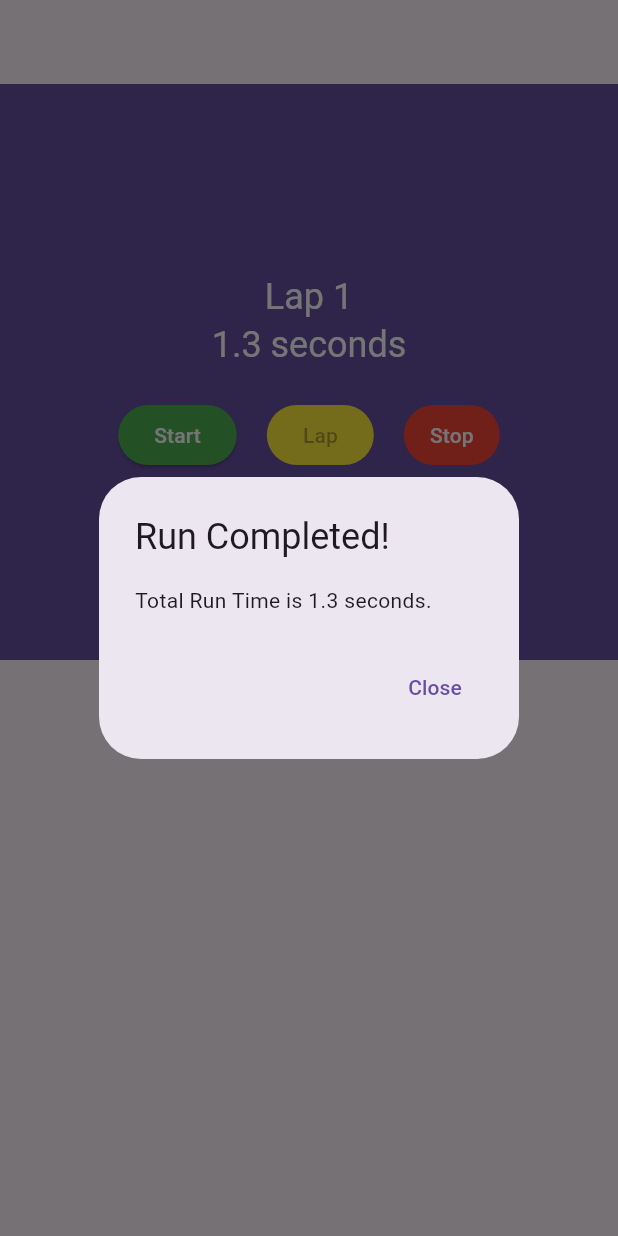
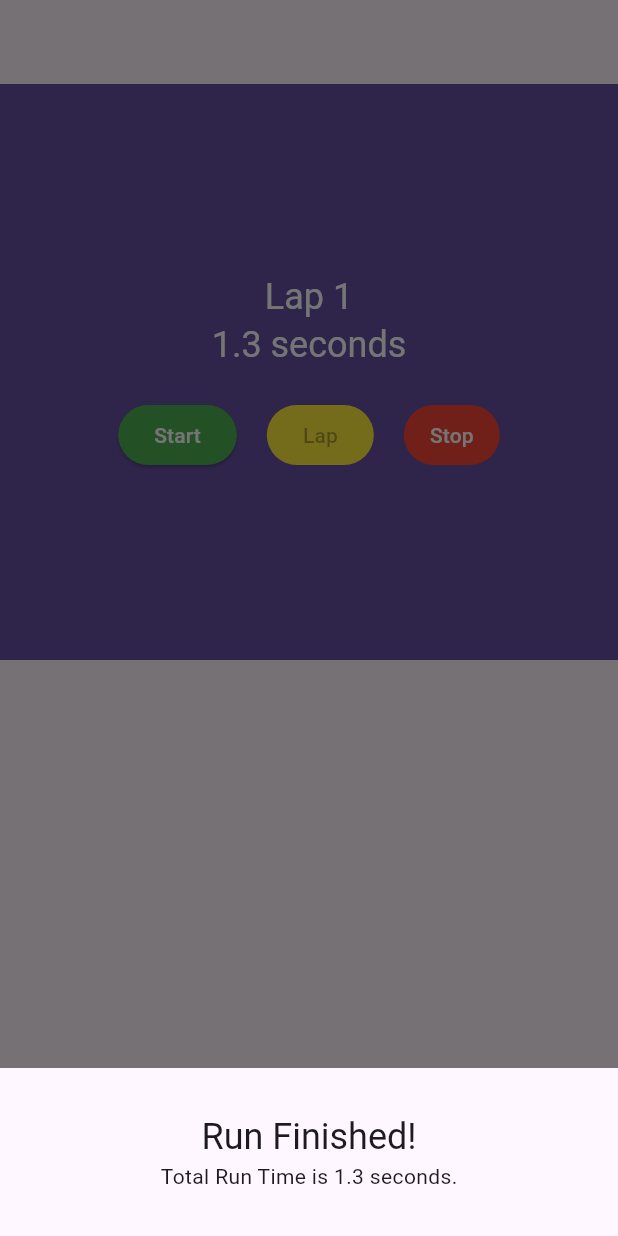
Before and after one commit to AbeerJihad/stopwatch_app, a Flutter app: the StopWatch screen opened directly with empty values, after a tap on "Start", after a tap on "Stop", on a phone screen of 412 x 824 dp. Run offline on Flutter 3.47's test engine with Material 3 defaults, Android fonts, the phone set to English and light mode, and no system bars.

```diff
--- a/lib/platform_alert.dart
+++ b/lib/platform_alert.dart
@@ -6,6 +6,7 @@ class PlatformAlert {
   final String message;
 
 //platform-aware class
+
   const PlatformAlert({required this.title, required this.message});
 
   void show(BuildContext context) {
--- a/lib/stopwatch.dart
+++ b/lib/stopwatch.dart
@@ -48,7 +48,31 @@ class _StopWatchState extends State<StopWatch> {
     setState(() {
       isTicking = false;
     });
+
+    //_showRunCompleteAlert(context);
+    showModalBottomSheet(context: context, builder: _buildRunCompleteSheet);
+  }
+
+  Widget _buildRunCompleteSheet(BuildContext context) {
     final totalRuntime = laps.fold(milliseconds, (total, lap) => total + lap);
+    final textTheme = Theme.of(context).textTheme;
+
+    return SafeArea(
+        child: Container(
+      color: Theme.of(context).cardColor,
+      width: double.infinity,
+      child: Padding(
+          padding: const EdgeInsets.symmetric(vertical: 30.0),
+          child: Column(mainAxisSize: MainAxisSize.min, children: [
+            Text('Run Finished!', style: textTheme.headlineSmall),
+            Text('Total Run Time is ${_secondsText(totalRuntime)}.')
+          ])),
+    ));
+  }
+
+  _showRunCompleteAlert(BuildContext context) {
+    final totalRuntime =
+        laps.fold(milliseconds, (total, lap) => total + lap); //the sum of laps
     final alert = PlatformAlert(
       title: 'Run Completed!',
       message: 'Total Run Time is ${_secondsText(totalRuntime)}.',
```
